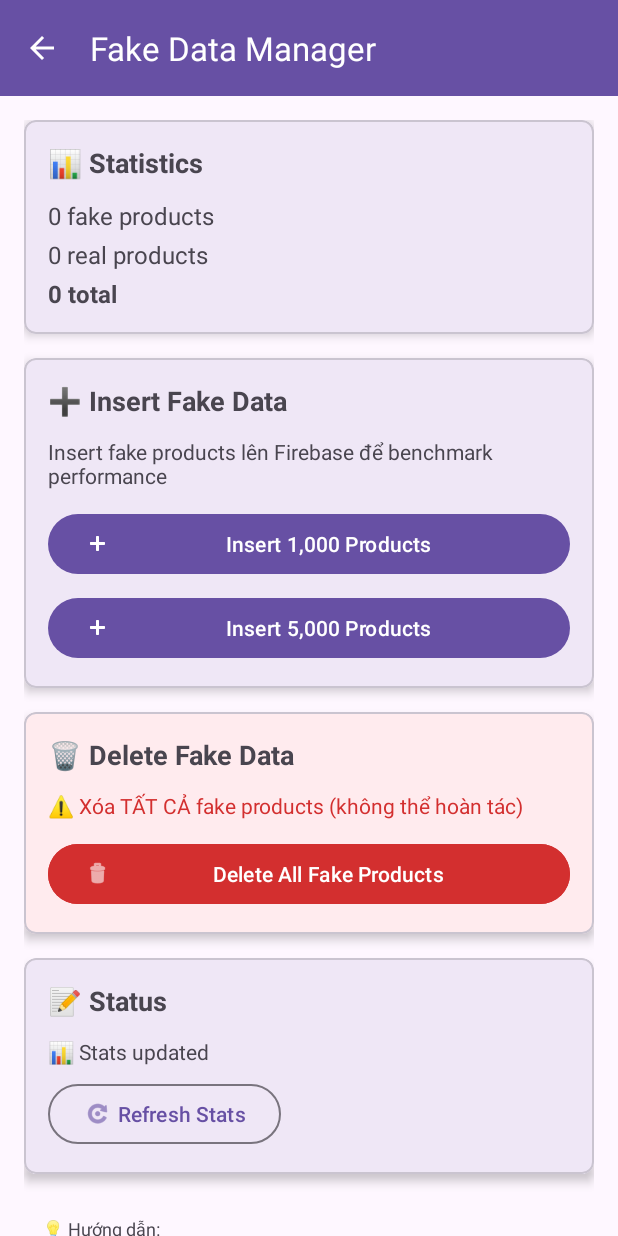
After one commit to Jkiss123/Home-Harmony, an Android app: the FakeDataManagerActivity screen opened directly, with no data from a screen before it, on a phone screen of 412 x 824 dp. The commit adds this screen. Run offline under Robolectric (Android 15) with nearby library versions, the phone set to English and light mode, and no system bars; our stand-ins replace Dagger/Hilt's generated code, Firebase (no records; nobody signed in at launch, a user with empty details on screens opened directly).

Commit message:
add fake data management functionality for development and benchmarking

```diff
--- /dev/null
+++ b/app/src/main/java/com/example/furniturecloudy/present/FakeDataManagerActivity.kt
@@ -0,0 +1,182 @@
+package com.example.furniturecloudy.present
+
+import android.os.Bundle
+import android.view.View
+import android.widget.Toast
+import androidx.appcompat.app.AlertDialog
+import androidx.appcompat.app.AppCompatActivity
+import androidx.lifecycle.lifecycleScope
+import com.example.furniturecloudy.databinding.ActivityFakeDataManagerBinding
+import com.example.furniturecloudy.util.FirebaseFakeDataManager
+import com.google.firebase.firestore.FirebaseFirestore
+import dagger.hilt.android.AndroidEntryPoint
+import kotlinx.coroutines.launch
+import javax.inject.Inject
+
+/**
+ * Activity để quản lý fake data trên Firebase
+ *
+ * 🎯 CÁCH MỞ:
+ * Có 2 cách để mở Activity này:
+ *
+ * 1. Từ adb command:
+ *    adb shell am start -n com.example.furniturecloudy/.present.FakeDataManagerActivity
+ *
+ * 2. Từ code (thêm vào Settings hoặc bất kỳ đâu):
+ *    startActivity(Intent(this, FakeDataManagerActivity::class.java))
+ *
+ * ⚠️ CHÚ Ý: Activity này CHỈ dùng cho development/benchmark
+ */
+@AndroidEntryPoint
+class FakeDataManagerActivity : AppCompatActivity() {
+
+    private lateinit var binding: ActivityFakeDataManagerBinding
+
+    @Inject
+    lateinit var firestore: FirebaseFirestore
+
+    override fun onCreate(savedInstanceState: Bundle?) {
+        super.onCreate(savedInstanceState)
+        binding = ActivityFakeDataManagerBinding.inflate(layoutInflater)
+        setContentView(binding.root)
+
+        setupUI()
+        refreshStats()
+    }
+
+    private fun setupUI() {
+        // Toolbar
+        setSupportActionBar(binding.toolbar)
+        supportActionBar?.apply {
+            title = "Fake Data Manager"
+            setDisplayHomeAsUpEnabled(true)
+        }
+
+        // Button listeners
+        binding.btnInsert1000.setOnClickListener {
+            showInsertDialog(1000)
+        }
+
+        binding.btnInsert5000.setOnClickListener {
+            showInsertDialog(5000)
+        }
+
+        binding.btnDeleteAll.setOnClickListener {
+            showDeleteDialog()
+        }
+
+        binding.btnRefresh.setOnClickListener {
+            refreshStats()
+        }
+    }
+
+    private fun showInsertDialog(count: Int) {
+        AlertDialog.Builder(this)
+            .setTitle("Insert Fake Data")
+            .setMessage("Bạn có chắc muốn insert $count fake products lên Firebase?\n\nThời gian ước tính: ~${count / 100} giây")
+            .setPositiveButton("Insert") { _, _ ->
+                insertFakeProducts(count)
+            }
+            .setNegativeButton("Cancel", null)
+            .show()
+    }
+
+    private fun showDeleteDialog() {
+        AlertDialog.Builder(this)
+            .setTitle("Delete All Fake Data")
+            .setMessage("⚠️ Bạn có chắc muốn XÓA TẤT CẢ fake products?\n\nHành động này KHÔNG THỂ HOÀN TÁC!")
+            .setPositiveButton("Delete") { _, _ ->
+                deleteAllFakeProducts()
+            }
+            .setNegativeButton("Cancel", null)
+            .show()
+    }
+
+    private fun insertFakeProducts(count: Int) {
+        binding.progressBar.visibility = View.VISIBLE
+        binding.tvStatus.text = "Đang insert $count products..."
+
+        lifecycleScope.launch {
+            val result = FirebaseFakeDataManager.insertFakeProducts(firestore, count)
+
+            result.onSuccess { insertedCount ->
+                binding.tvStatus.text = "✅ Đã insert $insertedCount products thành công!"
+                Toast.makeText(
+                    this@FakeDataManagerActivity,
+                    "Success: Inserted $insertedCount products",
+                    Toast.LENGTH_LONG
+                ).show()
+                refreshStats()
+            }
+
+            result.onFailure { error ->
+                binding.tvStatus.text = "❌ Lỗi: ${error.message}"
+                Toast.makeText(
+                    this@FakeDataManagerActivity,
+                    "Error: ${error.message}",
+                    Toast.LENGTH_LONG
+                ).show()
+            }
+
+            binding.progressBar.visibility = View.GONE
+        }
+    }
+
+    private fun deleteAllFakeProducts() {
+        binding.progressBar.visibility = View.VISIBLE
+        binding.tvStatus.text = "Đang xóa fake products..."
+
+        lifecycleScope.launch {
+            val result = FirebaseFakeDataManager.deleteAllFakeProducts(firestore)
+
+            result.onSuccess { deletedCount ->
+                binding.tvStatus.text = "✅ Đã xóa $deletedCount fake products!"
+                Toast.makeText(
+                    this@FakeDataManagerActivity,
+                    "Success: Deleted $deletedCount products",
+                    Toast.LENGTH_LONG
+                ).show()
+                refreshStats()
+            }
+
+            result.onFailure { error ->
+                binding.tvStatus.text = "❌ Lỗi: ${error.message}"
+                Toast.makeText(
+                    this@FakeDataManagerActivity,
+                    "Error: ${error.message}",
+                    Toast.LENGTH_LONG
+                ).show()
+            }
+
+            binding.progressBar.visibility = View.GONE
+        }
+    }
+
+    private fun refreshStats() {
+        binding.progressBar.visibility = View.VISIBLE
+
+        lifecycleScope.launch {
+            val fakeCountResult = FirebaseFakeDataManager.countFakeProducts(firestore)
+            val totalCountResult = FirebaseFakeDataManager.countAllProducts(firestore)
+
+            fakeCountResult.onSuccess { fakeCount ->
+                totalCountResult.onSuccess { totalCount ->
+                    val realCount = totalCount - fakeCount
+
+                    binding.tvFakeCount.text = "$fakeCount fake products"
+                    binding.tvRealCount.text = "$realCount real products"
+                    binding.tvTotalCount.text = "$totalCount total"
+
+                    binding.tvStatus.text = "📊 Stats updated"
+                }
+            }
+
+            binding.progressBar.visibility = View.GONE
+        }
+    }
+
+    override fun onSupportNavigateUp(): Boolean {
+        finish()
+        return true
+    }
+}
--- /dev/null
+++ b/app/src/main/java/com/example/furniturecloudy/util/FirebaseFakeDataManager.kt
@@ -0,0 +1,256 @@
+package com.example.furniturecloudy.util
+
+import android.util.Log
+import com.example.furniturecloudy.data.Product
+import com.google.firebase.firestore.FirebaseFirestore
+import kotlinx.coroutines.tasks.await
+import kotlin.random.Random
+
+/**
+ * Manager để insert và delete fake data trên Firebase
+ *
+ * 🎯 CÁCH DÙNG:
+ * 1. Gọi insertFakeProducts() để insert 1000-5000 fake products
+ * 2. Sau khi xong môn học, gọi deleteAllFakeProducts() để xóa sạch
+ *
+ * ⚠️ CHÚ Ý:
+ * - Fake products có field `isFakeData = true` để phân biệt với real data
+ * - KHÔNG XÓA products có isFakeData = false (hoặc không có field này)
+ */
+object FirebaseFakeDataManager {
+
+    private const val TAG = "FakeDataManager"
+    private const val COLLECTION_PRODUCTS = "Products"
+
+    // Categories thật từ app
+    private val categories = listOf(
+        "Chair",
+        "Table",
+        "Cupboard",
+        "Accessory",
+        "Furniture"
+    )
+
+    private val adjectives = listOf(
+        "Modern",
+        "Classic",
+        "Vintage",
+        "Luxury",
+        "Minimalist",
+        "Rustic",
+        "Contemporary",
+        "Traditional",
+        "Industrial",
+        "Scandinavian",
+        "Elegant",
+        "Stylish"
+    )
+
+    private val materials = listOf(
+        "Wood",
+        "Metal",
+        "Glass",
+        "Leather",
+        "Fabric",
+        "Plastic",
+        "Bamboo",
+        "Rattan"
+    )
+
+    // ━━━━━━━━━━━━━━━━━━━━━━━━━━━━━━━━━━━━━━━━━━━━━━━━━━━━━━━━━━━━━━━━━
+    // INSERT FAKE DATA
+    // ━━━━━━━━━━━━━━━━━━━━━━━━━━━━━━━━━━━━━━━━━━━━━━━━━━━━━━━━━━━━━━━━━
+
+    /**
+     * Insert fake products lên Firebase
+     *
+     * @param count Số lượng products cần insert (default: 1000)
+     * @param batchSize Số lượng products mỗi batch (max 500 do giới hạn Firestore)
+     * @return Số lượng products đã insert thành công
+     */
+    suspend fun insertFakeProducts(
+        firestore: FirebaseFirestore,
+        count: Int = 1000,
+        batchSize: Int = 100
+    ): Result<Int> {
+        return try {
+            Log.d(TAG, "🚀 Starting to insert $count fake products...")
+
+            var totalInserted = 0
+            val batches = (count + batchSize - 1) / batchSize  // Ceiling division
+
+            for (batchIndex in 0 until batches) {
+                val startIndex = batchIndex * batchSize
+                val endIndex = minOf((batchIndex + 1) * batchSize, count)
+                val currentBatchSize = endIndex - startIndex
+
+                Log.d(TAG, "📦 Batch ${batchIndex + 1}/$batches: Inserting $currentBatchSize products...")
+
+                // Tạo batch write
+                val batch = firestore.batch()
+
+                for (i in startIndex until endIndex) {
+                    val fakeProduct = generateFakeProduct(i)
+
+                    // Tạo document với auto-generated ID
+                    val docRef = firestore.collection(COLLECTION_PRODUCTS).document()
+
+                    // Convert Product to Map và thêm field isFakeData
+                    val productMap = productToMap(fakeProduct).toMutableMap()
+                    productMap["isFakeData"] = true  // ⚠️ QUAN TRỌNG: Đánh dấu fake data
+
+                    batch.set(docRef, productMap)
+                }
+
+                // Commit batch
+                batch.commit().await()
+                totalInserted += currentBatchSize
+
+                Log.d(TAG, "✅ Batch ${batchIndex + 1} completed. Total: $totalInserted/$count")
+            }
+
+            Log.d(TAG, "🎉 Successfully inserted $totalInserted fake products!")
+            Result.success(totalInserted)
+
+        } catch (e: Exception) {
+            Log.e(TAG, "❌ Error inserting fake products", e)
+            Result.failure(e)
+        }
+    }
+
+    /**
+     * Generate 1 fake product
+     */
+    private fun generateFakeProduct(index: Int): Product {
+        val category = categories[index % categories.size]
+        val adjective = adjectives[Random.nextInt(adjectives.size)]
+        val material = materials[Random.nextInt(materials.size)]
+
+        return Product(
+            id = "",  // Auto-generated by Firestore
+            name = "$adjective $material $category",
+            price = (50 + Random.nextInt(450)).toFloat(),  // $50 - $500
+            category = category,
+            stock = Random.nextInt(100),  // 0-99
+            averageRating = 3.0f + Random.nextInt(20) / 10f,  // 3.0-5.0
+            offerPercentage = if (Random.nextInt(3) == 0) {
+                0.05f + Random.nextInt(30) / 100f  // 5%-35% off
+            } else {
+                null
+            },
+            images = listOf(
+                "https://picsum.photos/seed/${index}/400/400",
+                "https://picsum.photos/seed/${index + 10000}/400/400"
+            )
+        )
+    }
+
+    /**
+     * Convert Product to Map for Firestore
+     */
+    private fun productToMap(product: Product): Map<String, Any?> {
+        return mapOf(
+            "name" to product.name,
+            "price" to product.price,
+            "category" to product.category,
+            "stock" to product.stock,
+            "averageRating" to product.averageRating,
+            "offerPercentage" to product.offerPercentage,
+            "images" to product.images
+        )
+    }
+
+    // ━━━━━━━━━━━━━━━━━━━━━━━━━━━━━━━━━━━━━━━━━━━━━━━━━━━━━━━━━━━━━━━━━
+    // DELETE FAKE DATA
+    // ━━━━━━━━━━━━━━━━━━━━━━━━━━━━━━━━━━━━━━━━━━━━━━━━━━━━━━━━━━━━━━━━━
+
+    /**
+     * Xóa TẤT CẢ fake products từ Firebase
+     *
+     * ⚠️ CHÚ Ý: CHỈ xóa products có isFakeData = true
+     *
+     * @return Số lượng products đã xóa
+     */
+    suspend fun deleteAllFakeProducts(firestore: FirebaseFirestore): Result<Int> {
+        return try {
+            Log.d(TAG, "🗑️ Starting to delete fake products...")
+
+            // Query tất cả fake products
+            val snapshot = firestore.collection(COLLECTION_PRODUCTS)
+                .whereEqualTo("isFakeData", true)
+                .get()
+                .await()
+
+            if (snapshot.isEmpty) {
+                Log.d(TAG, "ℹ️ No fake products found")
+                return Result.success(0)
+            }
+
+            val totalCount = snapshot.size()
+            Log.d(TAG, "📋 Found $totalCount fake products. Deleting...")
+
+            var deletedCount = 0
+            val batchSize = 500  // Firestore batch limit
+
+            // Delete theo batch
+            val batches = (totalCount + batchSize - 1) / batchSize
+            val documents = snapshot.documents
+
+            for (batchIndex in 0 until batches) {
+                val startIndex = batchIndex * batchSize
+                val endIndex = minOf((batchIndex + 1) * batchSize, totalCount)
+
+                val batch = firestore.batch()
+
+                for (i in startIndex until endIndex) {
+                    batch.delete(documents[i].reference)
+                }
+
+                batch.commit().await()
+                deletedCount += (endIndex - startIndex)
+
+                Log.d(TAG, "✅ Batch ${batchIndex + 1}/$batches deleted. Total: $deletedCount/$totalCount")
+            }
+
+            Log.d(TAG, "🎉 Successfully deleted $deletedCount fake products!")
+            Result.success(deletedCount)
+
+        } catch (e: Exception) {
+            Log.e(TAG, "❌ Error deleting fake products", e)
+            Result.failure(e)
+        }
+    }
+
+    /**
+     * Count số lượng fake products hiện tại
+     */
+    suspend fun countFakeProducts(firestore: FirebaseFirestore): Result<Int> {
+        return try {
+            val snapshot = firestore.collection(COLLECTION_PRODUCTS)
+                .whereEqualTo("isFakeData", true)
+                .get()
+                .await()
+
+            Result.success(snapshot.size())
+        } catch (e: Exception) {
+            Log.e(TAG, "❌ Error counting fake products", e)
+            Result.failure(e)
+        }
+    }
+
+    /**
+     * Count tổng số products (bao gồm cả real và fake)
+     */
+    suspend fun countAllProducts(firestore: FirebaseFirestore): Result<Int> {
+        return try {
+            val snapshot = firestore.collection(COLLECTION_PRODUCTS)
+                .get()
+                .await()
+
+            Result.success(snapshot.size())
+        } catch (e: Exception) {
+            Log.e(TAG, "❌ Error counting all products", e)
+            Result.failure(e)
+        }
+    }
+}
--- /dev/null
+++ b/app/src/main/res/layout/activity_fake_data_manager.xml
@@ -0,0 +1,245 @@
+<?xml version="1.0" encoding="utf-8"?>
+<androidx.coordinatorlayout.widget.CoordinatorLayout xmlns:android="http://schemas.android.com/apk/res/android"
+    xmlns:app="http://schemas.android.com/apk/res-auto"
+    xmlns:tools="http://schemas.android.com/tools"
+    android:layout_width="match_parent"
+    android:layout_height="match_parent"
+    tools:context=".present.FakeDataManagerActivity">
+
+    <com.google.android.material.appbar.AppBarLayout
+        android:layout_width="match_parent"
+        android:layout_height="wrap_content">
+
+        <androidx.appcompat.widget.Toolbar
+            android:id="@+id/toolbar"
+            android:layout_width="match_parent"
+            android:layout_height="?attr/actionBarSize"
+            android:background="?attr/colorPrimary"
+            android:theme="@style/ThemeOverlay.AppCompat.Dark.ActionBar"
+            app:popupTheme="@style/ThemeOverlay.AppCompat.Light" />
+
+    </com.google.android.material.appbar.AppBarLayout>
+
+    <androidx.core.widget.NestedScrollView
+        android:layout_width="match_parent"
+        android:layout_height="match_parent"
+        app:layout_behavior="@string/appbar_scrolling_view_behavior">
+
+        <LinearLayout
+            android:layout_width="match_parent"
+            android:layout_height="wrap_content"
+            android:orientation="vertical"
+            android:padding="16dp">
+
+            <!-- Stats Card -->
+            <com.google.android.material.card.MaterialCardView
+                android:layout_width="match_parent"
+                android:layout_height="wrap_content"
+                android:layout_marginBottom="16dp"
+                app:cardCornerRadius="8dp"
+                app:cardElevation="4dp">
+
+                <LinearLayout
+                    android:layout_width="match_parent"
+                    android:layout_height="wrap_content"
+                    android:orientation="vertical"
+                    android:padding="16dp">
+
+                    <TextView
+                        android:layout_width="wrap_content"
+                        android:layout_height="wrap_content"
+                        android:text="📊 Statistics"
+                        android:textSize="18sp"
+                        android:textStyle="bold"
+                        android:layout_marginBottom="12dp" />
+
+                    <TextView
+                        android:id="@+id/tv_fake_count"
+                        android:layout_width="wrap_content"
+                        android:layout_height="wrap_content"
+                        android:text="0 fake products"
+                        android:textSize="16sp"
+                        android:layout_marginBottom="4dp" />
+
+                    <TextView
+                        android:id="@+id/tv_real_count"
+                        android:layout_width="wrap_content"
+                        android:layout_height="wrap_content"
+                        android:text="0 real products"
+                        android:textSize="16sp"
+                        android:layout_marginBottom="4dp" />
+
+                    <TextView
+                        android:id="@+id/tv_total_count"
+                        android:layout_width="wrap_content"
+                        android:layout_height="wrap_content"
+                        android:text="0 total"
+                        android:textSize="16sp"
+                        android:textStyle="bold" />
+
+                </LinearLayout>
+
+            </com.google.android.material.card.MaterialCardView>
+
+            <!-- Insert Section -->
+            <com.google.android.material.card.MaterialCardView
+                android:layout_width="match_parent"
+                android:layout_height="wrap_content"
+                android:layout_marginBottom="16dp"
+                app:cardCornerRadius="8dp"
+                app:cardElevation="4dp">
+
+                <LinearLayout
+                    android:layout_width="match_parent"
+                    android:layout_height="wrap_content"
+                    android:orientation="vertical"
+                    android:padding="16dp">
+
+                    <TextView
+                        android:layout_width="wrap_content"
+                        android:layout_height="wrap_content"
+                        android:text="➕ Insert Fake Data"
+                        android:textSize="18sp"
+                        android:textStyle="bold"
+                        android:layout_marginBottom="12dp" />
+
+                    <TextView
+                        android:layout_width="wrap_content"
+                        android:layout_height="wrap_content"
+                        android:text="Insert fake products lên Firebase để benchmark performance"
+                        android:textSize="14sp"
+                        android:textColor="?android:textColorSecondary"
+                        android:layout_marginBottom="12dp" />
+
+                    <Button
+                        android:id="@+id/btn_insert_1000"
+                        android:layout_width="match_parent"
+                        android:layout_height="wrap_content"
+                        android:text="Insert 1,000 Products"
+                        android:textAllCaps="false"
+                        android:layout_marginBottom="8dp"
+                        app:icon="@android:drawable/ic_input_add" />
+
+                    <Button
+                        android:id="@+id/btn_insert_5000"
+                        android:layout_width="match_parent"
+                        android:layout_height="wrap_content"
+                        android:text="Insert 5,000 Products"
+                        android:textAllCaps="false"
+                        app:icon="@android:drawable/ic_input_add" />
+
+                </LinearLayout>
+
+            </com.google.android.material.card.MaterialCardView>
+
+            <!-- Delete Section -->
+            <com.google.android.material.card.MaterialCardView
+                android:layout_width="match_parent"
+                android:layout_height="wrap_content"
+                android:layout_marginBottom="16dp"
+                app:cardCornerRadius="8dp"
+                app:cardElevation="4dp"
+                app:cardBackgroundColor="#FFEBEE">
+
+                <LinearLayout
+                    android:layout_width="match_parent"
+                    android:layout_height="wrap_content"
+                    android:orientation="vertical"
+                    android:padding="16dp">
+
+                    <TextView
+                        android:layout_width="wrap_content"
+                        android:layout_height="wrap_content"
+                        android:text="🗑️ Delete Fake Data"
+                        android:textSize="18sp"
+                        android:textStyle="bold"
+                        android:layout_marginBottom="12dp" />
+
+                    <TextView
+                        android:layout_width="wrap_content"
+                        android:layout_height="wrap_content"
+                        android:text="⚠️ Xóa TẤT CẢ fake products (không thể hoàn tác)"
+                        android:textSize="14sp"
+                        android:textColor="#D32F2F"
+                        android:layout_marginBottom="12dp" />
+
+                    <Button
+                        android:id="@+id/btn_delete_all"
+                        android:layout_width="match_parent"
+                        android:layout_height="wrap_content"
+                        android:text="Delete All Fake Products"
+                        android:textAllCaps="false"
+                        android:backgroundTint="#D32F2F"
+                        app:icon="@android:drawable/ic_menu_delete" />
+
+                </LinearLayout>
+
+            </com.google.android.material.card.MaterialCardView>
+
+            <!-- Status Section -->
+            <com.google.android.material.card.MaterialCardView
+                android:layout_width="match_parent"
+                android:layout_height="wrap_content"
+                app:cardCornerRadius="8dp"
+                app:cardElevation="4dp">
+
+                <LinearLayout
+                    android:layout_width="match_parent"
+                    android:layout_height="wrap_content"
+                    android:orientation="vertical"
+                    android:padding="16dp">
+
+                    <TextView
+                        android:layout_width="wrap_content"
+                        android:layout_height="wrap_content"
+                        android:text="📝 Status"
+                        android:textSize="18sp"
+                        android:textStyle="bold"
+                        android:layout_marginBottom="12dp" />
+
+                    <ProgressBar
+                        android:id="@+id/progress_bar"
+                        style="?android:attr/progressBarStyleHorizontal"
+                        android:layout_width="match_parent"
+                        android:layout_height="wrap_content"
+                        android:indeterminate="true"
+                        android:visibility="gone"
+                        android:layout_marginBottom="8dp" />
+
+                    <TextView
+                        android:id="@+id/tv_status"
+                        android:layout_width="wrap_content"
+                        android:layout_height="wrap_content"
+                        android:text="Ready"
+                        android:textSize="14sp" />
+
+                    <Button
+                        android:id="@+id/btn_refresh"
+                        style="@style/Widget.Material3.Button.OutlinedButton"
+                        android:layout_width="wrap_content"
+                        android:layout_height="wrap_content"
+                        android:text="Refresh Stats"
+                        android:textAllCaps="false"
+                        android:layout_marginTop="8dp"
+                        app:icon="@android:drawable/ic_menu_rotate" />
+
+                </LinearLayout>
+
+            </com.google.android.material.card.MaterialCardView>
+
+            <!-- Instructions -->
+            <TextView
+                android:layout_width="match_parent"
+                android:layout_height="wrap_content"
+                android:layout_marginTop="16dp"
+                android:text="💡 Hướng dẫn:\n\n1. Insert fake data để benchmark (1000-5000 products)\n2. Test app với data lớn\n3. Sau khi xong môn học, click 'Delete All' để xóa sạch fake data\n\n⚠️ Fake products có field isFakeData=true để phân biệt với real data"
+                android:textSize="12sp"
+                android:textColor="?android:textColorSecondary"
+                android:padding="12dp"
+                android:background="?android:attr/selectableItemBackground" />
+
+        </LinearLayout>
+
+    </androidx.core.widget.NestedScrollView>
+
+</androidx.coordinatorlayout.widget.CoordinatorLayout>
```
Also changed, not shown: app/src/main/AndroidManifest.xml (+12 -0 lines), app/src/main/java/com/example/furniturecloudy/present/fragments/setting/UserAccountFragment.kt (+19 -0 lines), app/src/main/res/layout/fragment_user_account.xml (+17 -1 lines).
